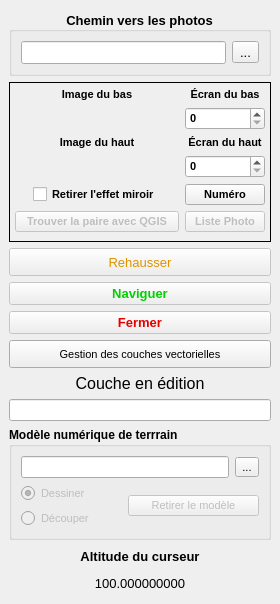
First picture: the form in src/ui-optionWindow_smallSize_Layout.ui, repository Direction-des-inventaires-forestiers/StereoPhoto, before the edit.
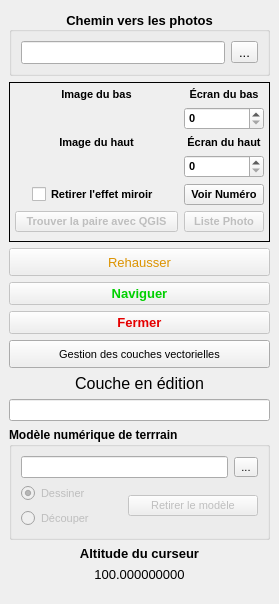
Second picture: the form after the edit.

Patch:
```diff
--- a/src/ui-optionWindow_smallSize_Layout.ui
+++ b/src/ui-optionWindow_smallSize_Layout.ui
@@ -6,7 +6,7 @@
    <rect>
     <x>0</x>
     <y>0</y>
-    <width>280</width>
+    <width>279</width>
     <height>604</height>
    </rect>
   </property>
@@ -255,7 +255,7 @@
        <item row="4" column="1">
         <widget class="QPushButton" name="pushButton">
          <property name="text">
-          <string>Numéro</string>
+          <string>Voir Numéro</string>
          </property>
         </widget>
        </item>
@@ -534,6 +534,19 @@
       </property>
      </widget>
     </item>
+    <item>
+     <spacer name="verticalSpacer">
+      <property name="orientation">
+       <enum>Qt::Vertical</enum>
+      </property>
+      <property name="sizeHint" stdset="0">
+       <size>
+        <width>20</width>
+        <height>1</height>
+       </size>
+      </property>
+     </spacer>
+    </item>
    </layout>
   </widget>
  </widget>
```
Left out of the diff: 6 changed lines with no effect on the pictures.
